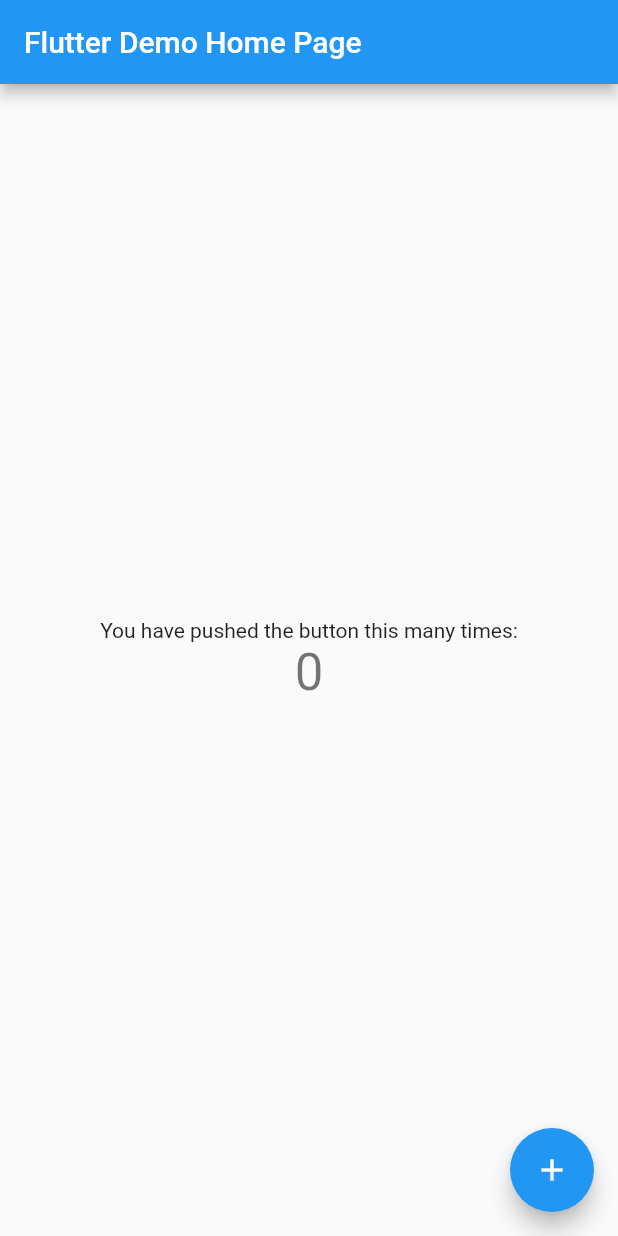
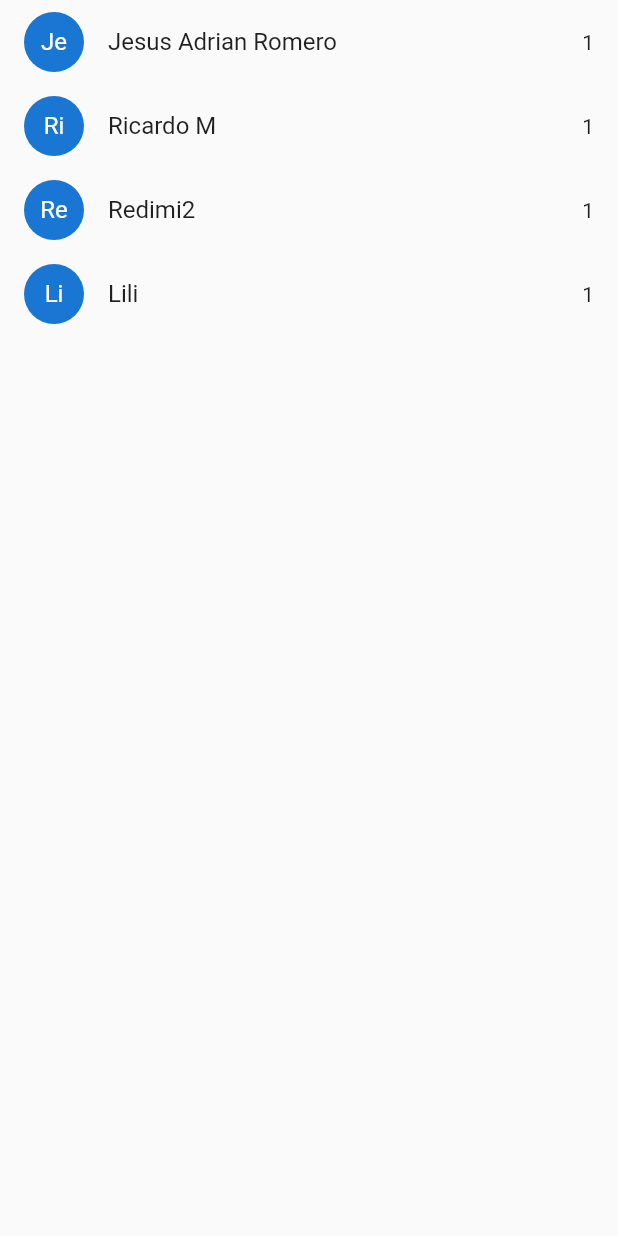
Before and after one commit to franciscoestebanfigueroa/sockets, a Flutter app: the screen it shows after launch, on a phone screen of 412 x 824 dp. Run offline on Flutter 3.47's test engine with Material 2 defaults, Android fonts, the phone set to English and light mode, and no system bars.

Commit message:
primera etapa

```diff
--- a/lib/main.dart
+++ b/lib/main.dart
@@ -1,4 +1,5 @@
 import 'package:flutter/material.dart';
+import 'package:sockets/scr/scr.dart';
 
 void main() {
   runApp(const MyApp());
@@ -7,109 +8,13 @@
 class MyApp extends StatelessWidget {
   const MyApp({Key? key}) : super(key: key);
 
-  // This widget is the root of your application.
   @override
   Widget build(BuildContext context) {
     return MaterialApp(
-      title: 'Flutter Demo',
-      theme: ThemeData(
-        // This is the theme of your application.
-        //
-        // Try running your application with "flutter run". You'll see the
-        // application has a blue toolbar. Then, without quitting the app, try
-        // changing the primarySwatch below to Colors.green and then invoke
-        // "hot reload" (press "r" in the console where you ran "flutter run",
-        // or simply save your changes to "hot reload" in a Flutter IDE).
-        // Notice that the counter didn't reset back to zero; the application
-        // is not restarted.
-        primarySwatch: Colors.blue,
-      ),
-      home: const MyHomePage(title: 'Flutter Demo Home Page'),
+      initialRoute: 'home',
+      routes: {
+        'home': (_) => const Home(),
+      },
     );
   }
 }
-
-class MyHomePage extends StatefulWidget {
-  const MyHomePage({Key? key, required this.title}) : super(key: key);
-
-  // This widget is the home page of your application. It is stateful, meaning
-  // that it has a State object (defined below) that contains fields that affect
-  // how it looks.
-
-  // This class is the configuration for the state. It holds the values (in this
-  // case the title) provided by the parent (in this case the App widget) and
-  // used by the build method of the State. Fields in a Widget subclass are
-  // always marked "final".
-
-  final String title;
-
-  @override
-  State<MyHomePage> createState() => _MyHomePageState();
-}
-
-class _MyHomePageState extends State<MyHomePage> {
-  int _counter = 0;
-
-  void _incrementCounter() {
-    setState(() {
-      // This call to setState tells the Flutter framework that something has
-      // changed in this State, which causes it to rerun the build method below
-      // so that the display can reflect the updated values. If we changed
-      // _counter without calling setState(), then the build method would not be
-      // called again, and so nothing would appear to happen.
-      _counter++;
-    });
-  }
-
-  @override
-  Widget build(BuildContext context) {
-    // This method is rerun every time setState is called, for instance as done
-    // by the _incrementCounter method above.
-    //
-    // The Flutter framework has been optimized to make rerunning build methods
-    // fast, so that you can just rebuild anything that needs updating rather
-    // than having to individually change instances of widgets.
-    return Scaffold(
-      appBar: AppBar(
-        // Here we take the value from the MyHomePage object that was created by
-        // the App.build method, and use it to set our appbar title.
-        title: Text(widget.title),
-      ),
-      body: Center(
-        // Center is a layout widget. It takes a single child and positions it
-        // in the middle of the parent.
-        child: Column(
-          // Column is also a layout widget. It takes a list of children and
-          // arranges them vertically. By default, it sizes itself to fit its
-          // children horizontally, and tries to be as tall as its parent.
-          //
-          // Invoke "debug painting" (press "p" in the console, choose the
-          // "Toggle Debug Paint" action from the Flutter Inspector in Android
-          // Studio, or the "Toggle Debug Paint" command in Visual Studio Code)
-          // to see the wireframe for each widget.
-          //
-          // Column has various properties to control how it sizes itself and
-          // how it positions its children. Here we use mainAxisAlignment to
-          // center the children vertically; the main axis here is the vertical
-          // axis because Columns are vertical (the cross axis would be
-          // horizontal).
-          mainAxisAlignment: MainAxisAlignment.center,
-          children: <Widget>[
-            const Text(
-              'You have pushed the button this many times:',
-            ),
-            Text(
-              '$_counter',
-              style: Theme.of(context).textTheme.headline4,
-            ),
-          ],
-        ),
-      ),
-      floatingActionButton: FloatingActionButton(
-        onPressed: _incrementCounter,
-        tooltip: 'Increment',
-        child: const Icon(Icons.add),
-      ), // This trailing comma makes auto-formatting nicer for build methods.
-    );
-  }
-}
--- /dev/null
+++ b/lib/model/model_bande.dart
@@ -0,0 +1,22 @@
+class Banda {
+  final String nombre;
+  final int votos;
+  final String id;
+
+  Banda({
+    required this.nombre,
+    required this.votos,
+    required this.id,
+  });
+
+  factory Banda.fromMap(Map<String, dynamic> map) => Banda(
+        id: map['id'],
+        nombre: map['nombre'],
+        votos: map['votos'],
+      );
+
+  Banda.fromMapa(Map<String, dynamic> mapa)
+      : id = mapa['id'],
+        nombre = mapa['nombre'],
+        votos = mapa['votos'];
+}
--- /dev/null
+++ b/lib/scr/home.dart
@@ -0,0 +1,52 @@
+import 'package:flutter/material.dart';
+import 'package:sockets/model/model_bande.dart';
+
+class Home extends StatefulWidget {
+  const Home({Key? key}) : super(key: key);
+
+  @override
+  State<Home> createState() => _HomeState();
+}
+
+List<Banda> bandas = [
+  Banda(nombre: 'Jesus Adrian Romero', votos: 1, id: DateTime.now().toString()),
+  Banda(nombre: 'Ricardo M', votos: 1, id: DateTime.now().toString()),
+  Banda(nombre: 'Redimi2', votos: 1, id: DateTime.now().toString()),
+  Banda(nombre: 'Lili', votos: 1, id: DateTime.now().toString()),
+];
+
+class _HomeState extends State<Home> {
+  @override
+  Widget build(BuildContext context) {
+    return Scaffold(
+      body: ListView.builder(
+          itemCount: bandas.length,
+          itemBuilder: (context, index) => _listadoBandas(bandas[index])),
+    );
+  }
+
+  Dismissible _listadoBandas(Banda banda) {
+    return Dismissible(
+      key: Key(banda.id),
+      direction: DismissDirection.startToEnd,
+      background: Container(
+        padding: EdgeInsets.only(left: 10),
+        child: const Align(
+          alignment: Alignment.centerLeft,
+          child: Text(
+            'Delete',
+            style: TextStyle(fontSize: 20, color: Colors.white),
+          ),
+        ),
+        color: Colors.red,
+      ),
+      child: ListTile(
+        leading: CircleAvatar(
+          child: Text(banda.nombre.substring(0, 2)),
+        ),
+        title: Text(banda.nombre),
+        trailing: Text(banda.votos.toString()),
+      ),
+    );
+  }
+}
--- /dev/null
+++ b/lib/scr/scr.dart
@@ -0,0 +1 @@
+export 'package:sockets/scr/home.dart';
```
